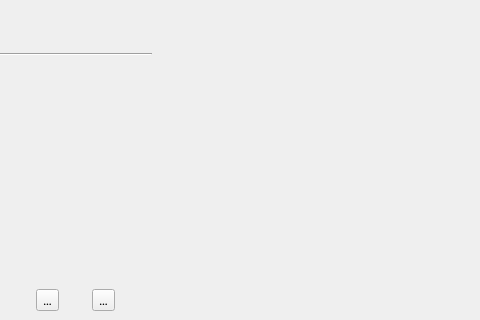
Qt form ui/ui_files/main_window.ui (JPCassimiro/JHMR) before a commit; both pictures show x 0 to 480 and y 380 to 700 of the 1000 by 700 pixel window.
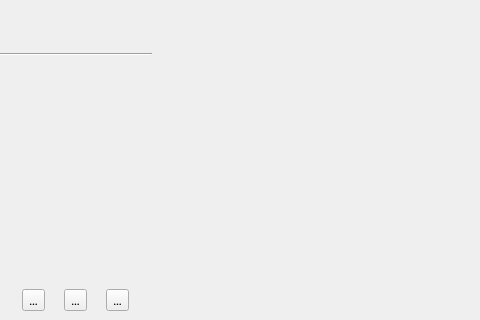
The same form after that commit. Icons and pictures are not drawn.

Commit message: user manual nad help modal

```diff
--- a/ui/ui_files/main_window.ui
+++ b/ui/ui_files/main_window.ui
@@ -428,6 +428,16 @@
             </property>
            </widget>
           </item>
+          <item>
+           <widget class="QToolButton" name="manualButton">
+            <property name="text">
+             <string>...</string>
+            </property>
+            <property name="icon">
+             <iconset theme="QIcon::ThemeIcon::HelpFaq"/>
+            </property>
+           </widget>
+          </item>
          </layout>
         </widget>
        </item>
```
The commit also changes 47 other files.
